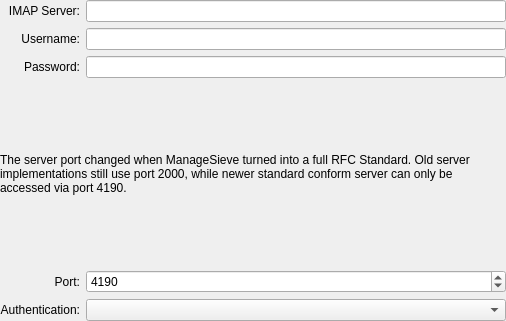
First picture: the form in src/ui/serversievesettings.ui, repository KDE/pim-sieve-editor, before the edit.
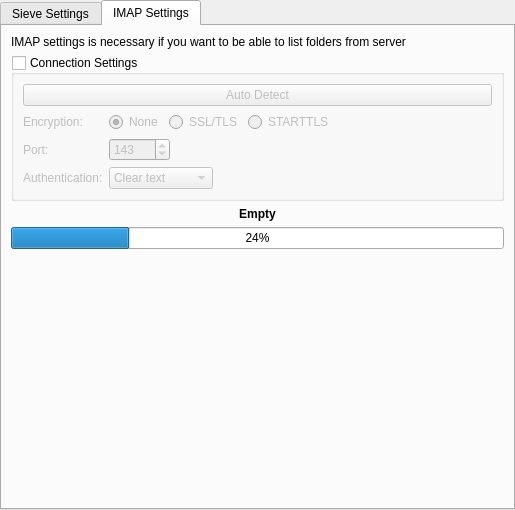
Second picture: the form after the edit. The open tabs and pages were chosen to show the change.

Commit message: Allow to define imap settings

The edit to the form file:
```diff
--- a/src/ui/serversievesettings.ui
+++ b/src/ui/serversievesettings.ui
@@ -6,11 +6,11 @@
    <rect>
     <x>0</x>
     <y>0</y>
-    <width>506</width>
-    <height>321</height>
+    <width>515</width>
+    <height>510</height>
    </rect>
   </property>
-  <layout class="QGridLayout" name="gridLayout">
+  <layout class="QVBoxLayout" name="verticalLayout_2">
    <property name="leftMargin">
     <number>0</number>
    </property>
@@ -23,10 +23,56 @@
    <property name="bottomMargin">
     <number>0</number>
    </property>
+   <item>
+    <widget class="QTabWidget" name="tabWidget">
+     <property name="currentIndex">
+      <number>0</number>
+     </property>
+     <widget class="QWidget" name="tab_3">
+      <attribute name="title">
+       <string>Sieve Settings</string>
+      </attribute>
+      <layout class="QVBoxLayout" name="verticalLayout">
+       <item>
+        <layout class="QFormLayout" name="formLayout">
    <item row="0" column="0">
     <widget class="QLabel" name="label">
      <property name="text">
-      <string>IMAP Server:</string>
+            <string>Server Name:</string>
+           </property>
+           <property name="alignment">
+            <set>Qt::AlignRight|Qt::AlignTrailing|Qt::AlignVCenter</set>
+           </property>
+          </widget>
+         </item>
+         <item row="0" column="1">
+          <widget class="QLineEdit" name="serverName">
+           <property name="clearButtonEnabled">
+            <bool>true</bool>
+           </property>
+          </widget>
+         </item>
+         <item row="1" column="0">
+          <widget class="QLabel" name="label_2">
+           <property name="text">
+            <string>Username:</string>
+           </property>
+           <property name="alignment">
+            <set>Qt::AlignRight|Qt::AlignTrailing|Qt::AlignVCenter</set>
+           </property>
+          </widget>
+         </item>
+         <item row="1" column="1">
+          <widget class="QLineEdit" name="userName">
+           <property name="clearButtonEnabled">
+            <bool>true</bool>
+           </property>
+          </widget>
+         </item>
+         <item row="2" column="0">
+          <widget class="QLabel" name="label_4">
+           <property name="text">
+            <string>Password:</string>
      </property>
      <property name="alignment">
       <set>Qt::AlignRight|Qt::AlignTrailing|Qt::AlignVCenter</set>
@@ -40,19 +86,12 @@
      </property>
     </widget>
    </item>
-   <item row="2" column="0">
-    <widget class="QLabel" name="label_4">
+         <item row="3" column="0" colspan="2">
+          <widget class="QLabel" name="serversievelabel">
      <property name="text">
-      <string>Password:</string>
-     </property>
-     <property name="alignment">
-      <set>Qt::AlignRight|Qt::AlignTrailing|Qt::AlignVCenter</set>
-     </property>
-    </widget>
-   </item>
-   <item row="0" column="1">
-    <widget class="QLineEdit" name="serverName">
-     <property name="clearButtonEnabled">
+            <string>The server port changed when ManageSieve turned into a full RFC Standard. Old server implementations still use port 2000, while newer standard conform server can only be accessed via port 4190.</string>
+           </property>
+           <property name="wordWrap">
       <bool>true</bool>
      </property>
     </widget>
@@ -67,23 +106,6 @@
      </property>
     </widget>
    </item>
-   <item row="1" column="1">
-    <widget class="QLineEdit" name="userName">
-     <property name="clearButtonEnabled">
-      <bool>true</bool>
-     </property>
-    </widget>
-   </item>
-   <item row="1" column="0">
-    <widget class="QLabel" name="label_2">
-     <property name="text">
-      <string>Username:</string>
-     </property>
-     <property name="alignment">
-      <set>Qt::AlignRight|Qt::AlignTrailing|Qt::AlignVCenter</set>
-     </property>
-    </widget>
-   </item>
    <item row="4" column="1">
     <widget class="QSpinBox" name="port">
      <property name="minimum">
@@ -110,14 +132,207 @@
    <item row="5" column="1">
     <widget class="QComboBox" name="authenticationCombo"/>
    </item>
-   <item row="3" column="0" colspan="2">
-    <widget class="QLabel" name="serversievelabel">
+        </layout>
+       </item>
+      </layout>
+     </widget>
+     <widget class="QWidget" name="tab_4">
+      <attribute name="title">
+       <string>IMAP Settings</string>
+      </attribute>
+      <layout class="QVBoxLayout" name="verticalLayout_4">
+       <item>
+        <widget class="QLabel" name="label_11">
      <property name="text">
-      <string>The server port changed when ManageSieve turned into a full RFC Standard. Old server implementations still use port 2000, while newer standard conform server can only be accessed via port 4190.</string>
+          <string>IMAP settings is necessary if you want to be able to list folders from server </string>
+         </property>
+        </widget>
+       </item>
+       <item>
+        <widget class="QGroupBox" name="safeImap">
+         <property name="whatsThis">
+          <string>&lt;!DOCTYPE HTML PUBLIC &quot;-//W3C//DTD HTML 4.0//EN&quot; &quot;http://www.w3.org/TR/REC-html40/strict.dtd&quot;&gt;
+&lt;html&gt;&lt;head&gt;&lt;meta name=&quot;qrichtext&quot; content=&quot;1&quot; /&gt;&lt;style type=&quot;text/css&quot;&gt;
+p, li { white-space: pre-wrap; }
+&lt;/style&gt;&lt;/head&gt;&lt;body style=&quot; font-family:'HandelGotDLig'; font-size:10pt; font-weight:400; font-style:normal;&quot;&gt;
+&lt;p style=&quot; margin-top:0px; margin-bottom:0px; margin-left:0px; margin-right:0px; -qt-block-indent:0; text-indent:0px;&quot;&gt;&lt;span style=&quot; font-family:'Sans Serif'; font-weight:600;&quot;&gt;SSL/TLS&lt;/span&gt;&lt;span style=&quot; font-family:'Sans Serif';&quot;&gt; is safe IMAP over port 993;&lt;/span&gt;&lt;/p&gt;
+&lt;p style=&quot; margin-top:0px; margin-bottom:0px; margin-left:0px; margin-right:0px; -qt-block-indent:0; text-indent:0px;&quot;&gt;&lt;span style=&quot; font-family:'Sans Serif'; font-weight:600;&quot;&gt;STARTTLS&lt;/span&gt;&lt;span style=&quot; font-family:'Sans Serif';&quot;&gt; will operate on port 143 and switch to a secure connection directly after connecting;&lt;/span&gt;&lt;/p&gt;
+&lt;p style=&quot; margin-top:0px; margin-bottom:0px; margin-left:0px; margin-right:0px; -qt-block-indent:0; text-indent:0px;&quot;&gt;&lt;span style=&quot; font-family:'Sans Serif'; font-weight:600;&quot;&gt;None&lt;/span&gt;&lt;span style=&quot; font-family:'Sans Serif';&quot;&gt; will connect to port 143 but not switch to a secure connection. This setting is not recommended.&lt;/span&gt;&lt;/p&gt;&lt;/body&gt;&lt;/html&gt;</string>
+         </property>
+         <property name="title">
+          <string>Connection Settings</string>
+         </property>
+         <property name="checkable">
+          <bool>true</bool>
+         </property>
+         <property name="checked">
+          <bool>false</bool>
+         </property>
+         <layout class="QVBoxLayout" name="verticalLayout_3">
+          <item>
+           <widget class="QPushButton" name="testButton">
+            <property name="text">
+             <string>Auto Detect</string>
+            </property>
+           </widget>
+          </item>
+          <item>
+           <layout class="QFormLayout" name="formLayout_2">
+            <property name="fieldGrowthPolicy">
+             <enum>QFormLayout::ExpandingFieldsGrow</enum>
+            </property>
+            <item row="1" column="0">
+             <widget class="QLabel" name="label_12">
+              <property name="text">
+               <string>Encryption:</string>
+              </property>
+             </widget>
+            </item>
+            <item row="1" column="1">
+             <layout class="QHBoxLayout" name="horizontalLayout">
+              <item>
+               <widget class="QRadioButton" name="noRadio">
+                <property name="text">
+                 <string>None</string>
+                </property>
+                <property name="checked">
+                 <bool>true</bool>
+                </property>
+               </widget>
+              </item>
+              <item>
+               <widget class="QRadioButton" name="sslRadio">
+                <property name="text">
+                 <string>SSL/TLS</string>
+                </property>
+               </widget>
+              </item>
+              <item>
+               <widget class="QRadioButton" name="tlsRadio">
+                <property name="text">
+                 <string>STARTTLS</string>
+                </property>
+               </widget>
+              </item>
+             </layout>
+            </item>
+            <item row="2" column="0">
+             <widget class="QLabel" name="label_13">
+              <property name="text">
+               <string>Port:</string>
+              </property>
+             </widget>
+            </item>
+            <item row="2" column="1">
+             <widget class="QSpinBox" name="portSpin">
+              <property name="minimum">
+               <number>1</number>
+              </property>
+              <property name="maximum">
+               <number>65534</number>
+              </property>
+              <property name="value">
+               <number>143</number>
+              </property>
+             </widget>
+            </item>
+            <item row="3" column="0">
+             <widget class="QLabel" name="label_14">
+              <property name="text">
+               <string>Authentication:</string>
+              </property>
+             </widget>
+            </item>
+            <item row="3" column="1">
+             <widget class="QComboBox" name="authenticationCombo_2">
+              <item>
+               <property name="text">
+                <string comment="Authentication method">Clear text</string>
+               </property>
+              </item>
+              <item>
+               <property name="text">
+                <string comment="Authentication method">LOGIN</string>
+               </property>
+              </item>
+              <item>
+               <property name="text">
+                <string comment="Authentication method">PLAIN</string>
+               </property>
+              </item>
+              <item>
+               <property name="text">
+                <string comment="Authentication method">CRAM-MD5</string>
+               </property>
+              </item>
+              <item>
+               <property name="text">
+                <string comment="Authentication method">DIGEST-MD5</string>
+               </property>
+              </item>
+              <item>
+               <property name="text">
+                <string comment="Authentication method">NTLM</string>
+               </property>
+              </item>
+              <item>
+               <property name="text">
+                <string comment="Authentication method">GSSAPI</string>
+               </property>
+              </item>
+              <item>
+               <property name="text">
+                <string comment="Authentication method">Anonymous</string>
+               </property>
+              </item>
+             </widget>
+            </item>
+           </layout>
+          </item>
+         </layout>
+        </widget>
+       </item>
+       <item>
+        <widget class="QLabel" name="testInfo">
+         <property name="font">
+          <font>
+           <weight>75</weight>
+           <bold>true</bold>
+          </font>
+         </property>
+         <property name="text">
+          <string>Empty</string>
+         </property>
+         <property name="alignment">
+          <set>Qt::AlignCenter</set>
      </property>
      <property name="wordWrap">
       <bool>true</bool>
      </property>
+        </widget>
+       </item>
+       <item>
+        <widget class="QProgressBar" name="testProgress">
+         <property name="value">
+          <number>24</number>
+         </property>
+        </widget>
+       </item>
+       <item>
+        <spacer name="verticalSpacer">
+         <property name="orientation">
+          <enum>Qt::Vertical</enum>
+         </property>
+         <property name="sizeHint" stdset="0">
+          <size>
+           <width>20</width>
+           <height>40</height>
+          </size>
+         </property>
+        </spacer>
+       </item>
+      </layout>
+     </widget>
     </widget>
    </item>
   </layout>
```
Lines whose indentation alone changed are shown as unchanged.
